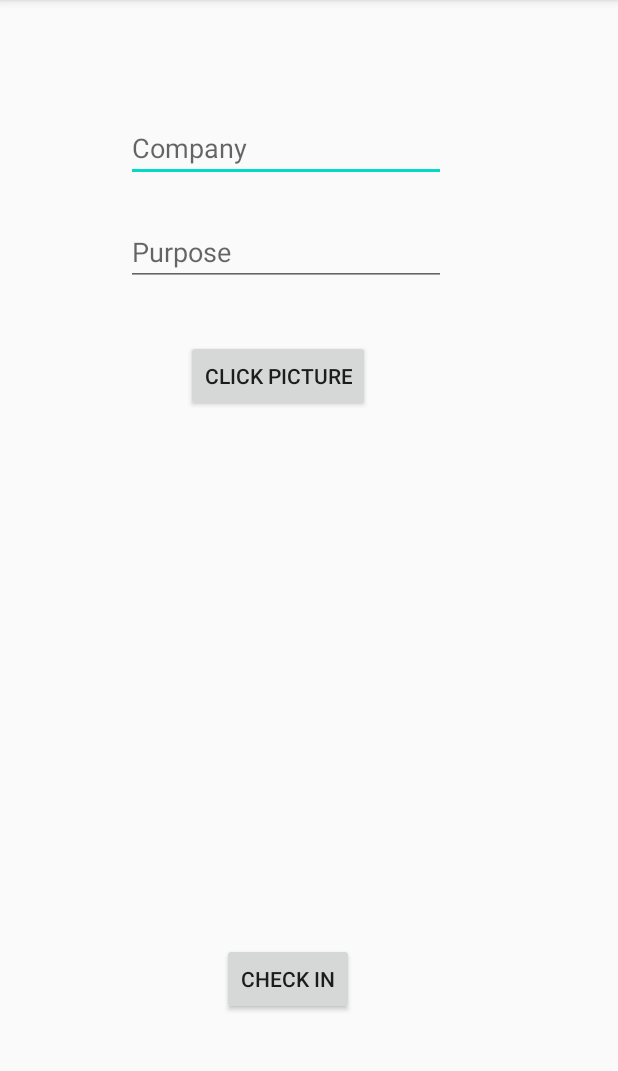
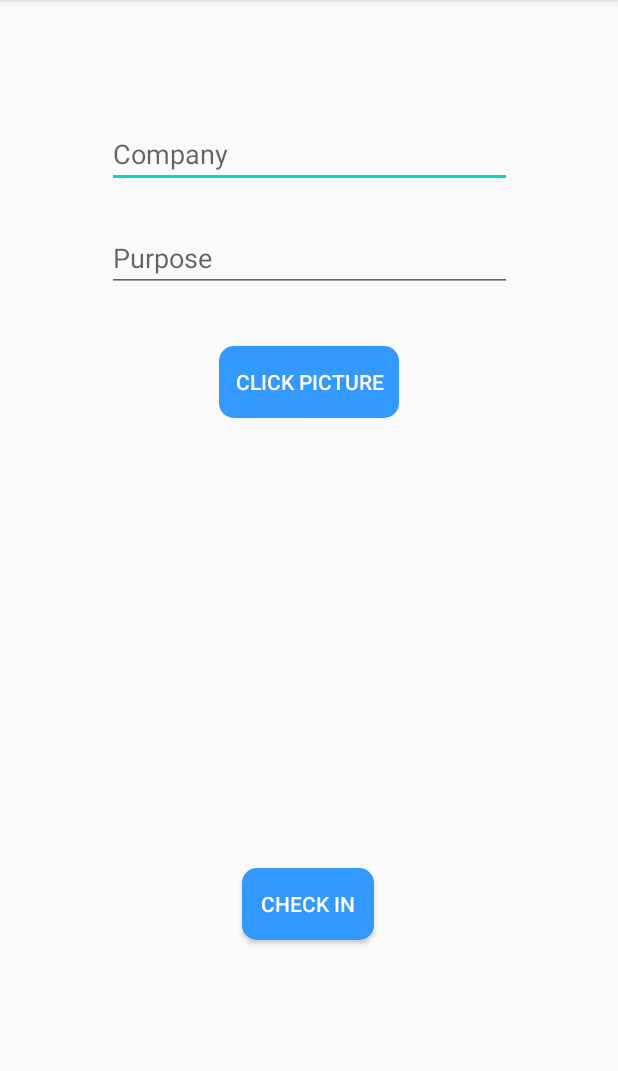
Before and after one commit to tanmaymadaan/emptrack, an Android app: the CheckInActivity screen opened directly, with no data from a screen before it, on a phone screen of 412 x 824 dp, the part 84-1155 px from its top. Run offline under Robolectric (Android 15) with nearby library versions, the phone set to English and light mode, and no system bars.

Commit message:
Bug fixes

```diff
--- a/app/src/main/AndroidManifest.xml
+++ b/app/src/main/AndroidManifest.xml
@@ -14,9 +14,9 @@
         android:supportsRtl="true"
         android:theme="@style/AppTheme"
         android:usesCleartextTraffic="true">
-        <activity android:name=".activities.CheckOutActivity"></activity>
-        <activity android:name=".activities.CheckInActivity"></activity>
-        <activity android:name=".activities.LoginActivity"></activity>
+        <activity android:name=".activities.CheckOutActivity" />
+        <activity android:name=".activities.CheckInActivity" />
+        <activity android:name=".activities.LoginActivity" />
 
         <service
             android:name=".services.LocationServiceGps"
--- a/app/src/main/java/com/tanmaymadaan/emptrack/activities/CheckInActivity.java
+++ b/app/src/main/java/com/tanmaymadaan/emptrack/activities/CheckInActivity.java
@@ -292,7 +292,7 @@ public class CheckInActivity extends AppCompatActivity implements ProgressReques
 
         //change the ip to yours.
 //        jsonHolderApi = new Retrofit.Builder().baseUrl(getString(R.string.server_url)).client(client).build().create(JsonHolderApi.class);
-        jsonHolderApi = new Retrofit.Builder().baseUrl("http://192.168.1.6:3000").client(client).build().create(JsonHolderApi.class);
+        jsonHolderApi = new Retrofit.Builder().baseUrl(getString(R.string.server_url)).client(client).build().create(JsonHolderApi.class);
     }
 
     private void showMessageOKCancel(String message, DialogInterface.OnClickListener okListener) {
--- a/app/src/main/java/com/tanmaymadaan/emptrack/interfaces/JsonHolderApi.java
+++ b/app/src/main/java/com/tanmaymadaan/emptrack/interfaces/JsonHolderApi.java
@@ -31,7 +31,7 @@ public interface JsonHolderApi {
                                     @Field("timestamp") Integer timestamp);
 
     @FormUrlEncoded
-    @POST("checkIn")
+    @POST("ic_check_in")
     Call<CheckInPOJO> postCheckIn(@Field("userId") String userId,
                                   @Field("date") String date,
                                   @Field("lat") Double lat,
@@ -41,7 +41,7 @@ public interface JsonHolderApi {
                                   @Field("purpose") String purpose,
                                   @Field("image") String path);
 
-    @GET("checkOut/{id}")
+    @GET("ic_check_out/{id}")
     Call<CheckInPOJO> checkOut(@Path("id") String id);
 
     @Multipart
--- a/app/src/main/res/drawable/shape_rounded.xml
+++ b/app/src/main/res/drawable/shape_rounded_10dp.xml
@@ -2,7 +2,7 @@
 <selector xmlns:android="http://schemas.android.com/apk/res/android">
     <item android:state_pressed="false" android:state_selected="false">
         <shape android:shape="rectangle">
-            <corners android:radius="150dp" />
+            <corners android:radius="10dp" />
             <solid android:color="#4D6070" />
         </shape>
     </item>
--- a/app/src/main/res/layout/activity_check_in.xml
+++ b/app/src/main/res/layout/activity_check_in.xml
@@ -8,23 +8,25 @@
 
     <Button
         android:id="@+id/clickPicBtn"
-        android:layout_width="wrap_content"
+        android:layout_width="120dp"
         android:layout_height="wrap_content"
-        android:layout_marginStart="124dp"
         android:layout_marginTop="36dp"
         android:text="Click Picture"
+        android:background="@drawable/button_style"
+        android:textColor="@android:color/white"
+        app:layout_constraintEnd_toEndOf="parent"
         app:layout_constraintStart_toStartOf="parent"
         app:layout_constraintTop_toBottomOf="@+id/purposeCheckIn" />
 
     <ImageView
         android:id="@+id/imageCheckIn"
-        android:layout_width="250dp"
-        android:layout_height="250dp"
+        android:layout_width="200dp"
+        android:layout_height="200dp"
         android:layout_centerInParent="true"
+        android:layout_marginTop="44dp"
         android:adjustViewBounds="true"
         android:scaleType="centerCrop"
-        android:layout_marginStart="84dp"
-        android:layout_marginTop="44dp"
+        app:layout_constraintEnd_toEndOf="parent"
         app:layout_constraintStart_toStartOf="parent"
         app:layout_constraintTop_toBottomOf="@+id/clickPicBtn" />
 
@@ -32,33 +34,36 @@
         android:id="@+id/checkInBtn"
         android:layout_width="wrap_content"
         android:layout_height="wrap_content"
-        android:layout_marginStart="148dp"
-        android:layout_marginTop="60dp"
+        android:layout_marginTop="56dp"
         android:text="Check In"
+        android:background="@drawable/button_style"
+        android:textColor="@android:color/white"
+        app:layout_constraintEnd_toEndOf="parent"
+        app:layout_constraintHorizontal_bias="0.498"
         app:layout_constraintStart_toStartOf="parent"
         app:layout_constraintTop_toBottomOf="@+id/imageCheckIn" />
 
     <EditText
         android:id="@+id/companyCheckIn"
-        android:layout_width="wrap_content"
+        android:layout_width="270dp"
         android:layout_height="wrap_content"
-        android:layout_marginStart="84dp"
-        android:layout_marginTop="76dp"
+        android:layout_marginTop="80dp"
         android:ems="10"
         android:hint="Company"
         android:inputType="textPersonName"
+        app:layout_constraintEnd_toEndOf="parent"
         app:layout_constraintStart_toStartOf="parent"
         app:layout_constraintTop_toTopOf="parent" />
 
     <EditText
         android:id="@+id/purposeCheckIn"
-        android:layout_width="wrap_content"
+        android:layout_width="270dp"
         android:layout_height="wrap_content"
-        android:layout_marginStart="84dp"
         android:layout_marginTop="24dp"
         android:ems="10"
         android:hint="Purpose"
         android:inputType="textPersonName"
+        app:layout_constraintEnd_toEndOf="parent"
         app:layout_constraintStart_toStartOf="parent"
         app:layout_constraintTop_toBottomOf="@+id/companyCheckIn" />
 </androidx.constraintlayout.widget.ConstraintLayout>
```
Also changed, not shown: app/src/main/java/com/tanmaymadaan/emptrack/activities/MainActivity.java (+55 -35 lines), app/src/main/res/drawable/ic_history_black_24dp.xml (added, +9 -0 lines), app/src/main/res/drawable/shape_rounded_40dp.xml (added, +9 -0 lines), app/src/main/res/layout/activity_main.xml (+111 -41 lines), app/src/main/res/drawable/ic_check_in.png (added), app/src/main/res/drawable/ic_check_out.png (added).
